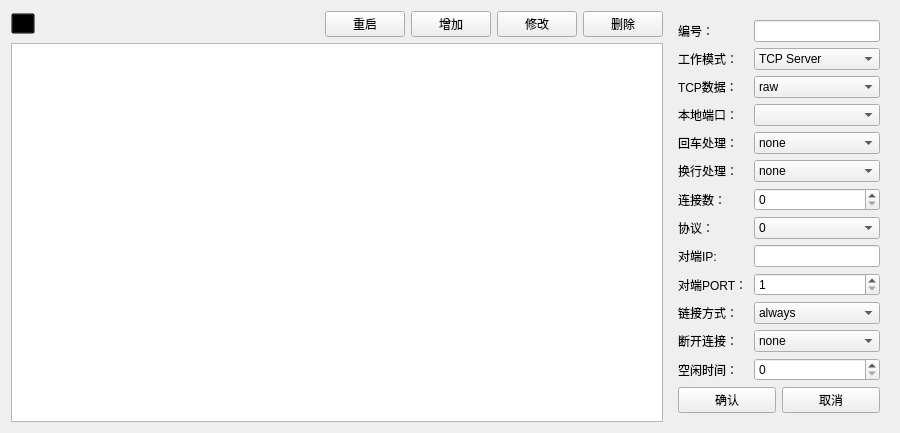
This is workmodemanager.ui in 1933657147/my_server as Qt 5 draws it before an edit. The edited form follows.
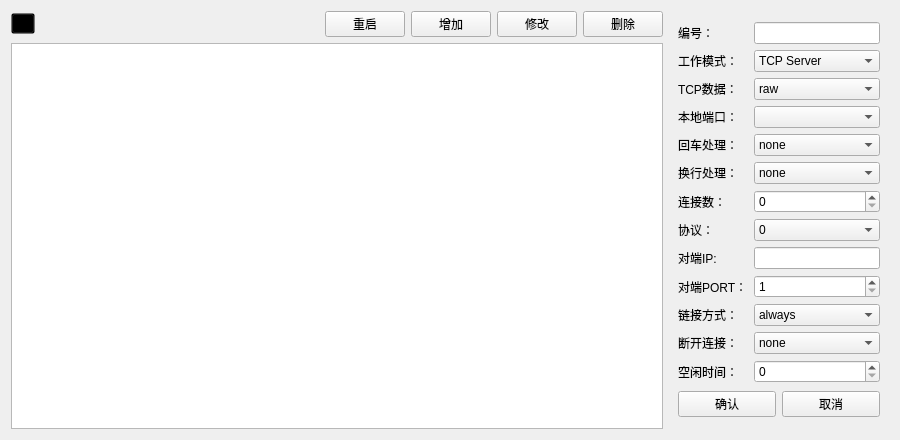
This is the edited form. Icons and pictures are not drawn.

```diff
--- a/workmodemanager.ui
+++ b/workmodemanager.ui
@@ -7,7 +7,7 @@
     <x>0</x>
     <y>0</y>
     <width>900</width>
-    <height>401</height>
+    <height>440</height>
    </rect>
   </property>
   <property name="windowTitle">
```
